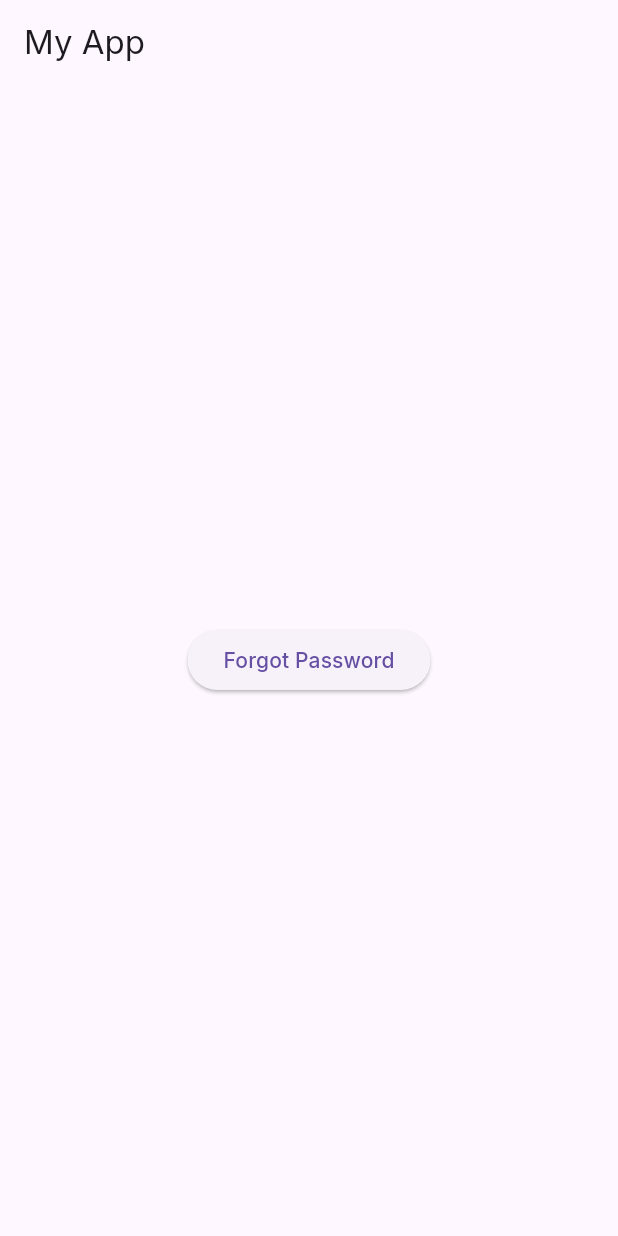
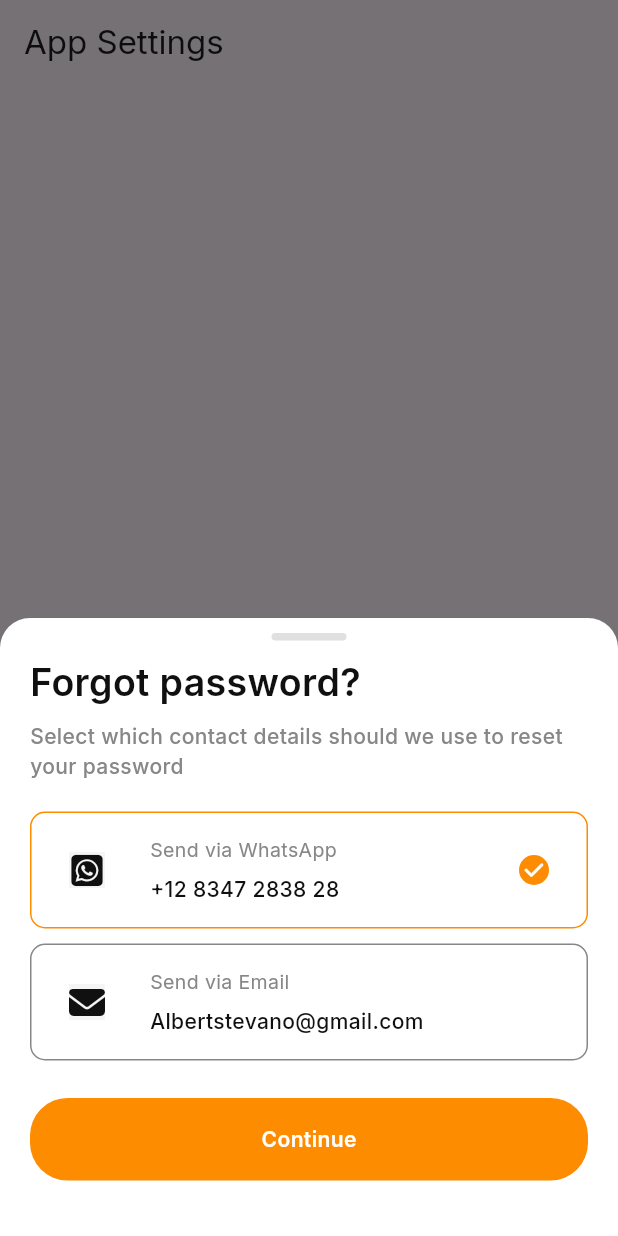
Before and after one commit to kelseafunwi/food_app, a Flutter app: the screen it shows after launch, after a tap on "Forgot Password", on a phone screen of 412 x 824 dp. Run offline on Flutter 3.47's test engine with Material 3 defaults, Android fonts, the phone set to English and light mode, and no system bars; our stand-ins replace font_awesome_flutter, get, google_fonts.

Commit message:
done with the bottom sheet for forgot password

```diff
--- /dev/null
+++ b/lib/controllers/reset_means_controller.dart
@@ -0,0 +1,40 @@
+import 'package:get/get.dart';
+import 'package:flutter/foundation.dart';
+
+class ResetMeansController extends GetxController {
+  var count = 0.obs;
+  var sendViaWhatsapp = true.obs;
+  var sendViaEmail = false.obs;
+
+  useEmail() {
+    sendViaEmail.value = true;
+    sendViaWhatsapp.value = false;
+    if (kDebugMode) {
+      print('switching to email');
+    }
+  }
+
+  useWhatsapp() {
+    sendViaEmail.value = false;
+    sendViaWhatsapp.value = true;
+    if (kDebugMode) {
+      print('switching to whatsapp');
+    }
+  }
+
+  @override
+  void onReady() {
+    super.onReady();
+    if (kDebugMode) {
+      print('Reset controller is ready');
+    }
+  }
+
+  @override
+  void onClose() {
+    super.onClose();
+    if (kDebugMode) {
+      print('Reset Controller disposed');
+    }
+  }
+}
--- a/lib/main.dart
+++ b/lib/main.dart
@@ -2,6 +2,7 @@ import 'package:flutter/material.dart';
 import 'package:food_app/constants/app_colors.dart';
 import 'package:food_app/controllers/onboarding_controller.dart';
 import 'package:food_app/controllers/password_reset_controller.dart';
+import 'package:food_app/controllers/reset_means_controller.dart';
 import 'package:food_app/routes/app_routes.dart';
 import 'package:food_app/views/screens/error_screen.dart';
 import 'package:get/get.dart';
@@ -10,6 +11,7 @@ import 'package:google_fonts/google_fonts.dart';
 void main() {
   Get.lazyPut(() => OnboardingController());
   Get.lazyPut(() => PasswordResetController());
+  Get.lazyPut(() => ResetMeansController());
   runApp(const MyApp());
 }
 
--- a/lib/routes/app_routes.dart
+++ b/lib/routes/app_routes.dart
@@ -1,6 +1,7 @@
 import 'package:food_app/bindings/dashboard_binding.dart';
 import 'package:food_app/bindings/home_binding.dart';
 import 'package:food_app/bindings/login_binding.dart';
+import 'package:food_app/views/screens/auth/email_verification.dart';
 import 'package:food_app/views/screens/auth/forgot_password.dart';
 import 'package:food_app/views/screens/auth/login_screen.dart';
 import 'package:food_app/views/screens/auth/signup_screen.dart';
@@ -20,6 +21,7 @@ class AppRoutes {
   static const String login = '/login';
   static const String signup = '/signup';
   static const String forgotPassword = '/forgot-password';
+  static const String emailVerification = '/email-verification';
 
   static const String dashboard = '/dashboard';
   static const String onboarding = '/onboarding';
@@ -53,6 +55,10 @@ class AppRoutes {
       page: () => const ForgotPassword(),
     ),
     GetPage(
+      name: emailVerification,
+      page: () => const EmailVerification(),
+    ),
+    GetPage(
       name: dashboard,
       page: () => const DashboardScreen(),
       binding: DashboardBinding(),
--- a/lib/views/screens/error_screen.dart
+++ b/lib/views/screens/error_screen.dart
@@ -6,7 +6,7 @@ class ErrorScreen extends StatelessWidget {
   @override
   Widget build(BuildContext context) {
     return const Scaffold(
-      body: Center(child: Text('Page not found!')),
+      body: SafeArea(child: Center(child: Text('Page not found!'))),
     );
   }
 }
--- a/lib/views/screens/settings_screen.dart
+++ b/lib/views/screens/settings_screen.dart
@@ -1,4 +1,5 @@
 import 'package:flutter/material.dart';
+import 'package:food_app/views/widgets/bottom_sheets/reset_password_bottom_sheet.dart';
 
 class SettingsScreen extends StatefulWidget {
   const SettingsScreen({super.key});
@@ -8,23 +9,42 @@ class SettingsScreen extends StatefulWidget {
 }
 
 class _SettingsScreenState extends State<SettingsScreen> {
+  void trigger() {
+    showModalBottomSheet(
+      context: context,
+      backgroundColor: Colors.white, // Customize background
+      shape: const RoundedRectangleBorder(
+        borderRadius: BorderRadius.vertical(
+          top: Radius.circular(20), // Rounded corners at the top
+        ),
+      ),
+      builder: (BuildContext context) {
+        return const ResetPasswordBottomSheet();
+      },
+    );
+  }
+
   @override
   Widget build(BuildContext context) {
     return Scaffold(
       appBar: AppBar(
-        title: const Text('My App'),
+        title: const Text('App Settings'),
       ),
-      body: Center(
+      body: SafeArea(
+        child: Center(
           child: Column(
             mainAxisAlignment: MainAxisAlignment.center,
             children: [
               ElevatedButton(
-              onPressed: () {},
+                onPressed: () {
+                  trigger();
+                },
                 child: const Text('Forgot Password'),
               ),
             ],
           ),
         ),
+      ),
     );
   }
 }
--- /dev/null
+++ b/lib/views/widgets/bottom_sheets/reset_password_bottom_sheet.dart
@@ -0,0 +1,108 @@
+import 'package:flutter/material.dart';
+import 'package:font_awesome_flutter/font_awesome_flutter.dart';
+import 'package:food_app/constants/app_colors.dart';
+import 'package:food_app/controllers/reset_means_controller.dart';
+import 'package:food_app/routes/app_routes.dart';
+import 'package:food_app/views/widgets/buttons/app_big_button.dart';
+import 'package:food_app/views/widgets/send_details.dart';
+import 'package:google_fonts/google_fonts.dart';
+import 'package:get/get.dart';
+
+class ResetPasswordBottomSheet extends StatefulWidget {
+  const ResetPasswordBottomSheet({super.key});
+
+  @override
+  State<ResetPasswordBottomSheet> createState() =>
+      _ResetPasswordBottomSheetState();
+}
+
+class _ResetPasswordBottomSheetState extends State<ResetPasswordBottomSheet> {
+  final ResetMeansController resetMeansController =
+      Get.put(ResetMeansController());
+
+  void sendResetCode() {
+    // send the code
+
+    Future.delayed(const Duration(seconds: 2), () {
+      Get.toNamed(AppRoutes.emailVerification);
+    });
+  }
+
+  @override
+  Widget build(BuildContext context) {
+    return Container(
+      height: MediaQuery.of(context).size.height * 0.5,
+      width: double.infinity,
+      padding: const EdgeInsets.symmetric(horizontal: 20),
+      child: Column(
+        mainAxisSize: MainAxisSize.min,
+        children: [
+          Container(
+            margin: const EdgeInsets.only(top: 10, bottom: 10), // Add spacing
+            width: 50,
+            height: 5,
+            decoration: BoxDecoration(
+              color: Colors.grey[300], // Light grey for the handle
+              borderRadius: BorderRadius.circular(10),
+            ),
+          ),
+          SingleChildScrollView(
+            child: Column(
+              crossAxisAlignment: CrossAxisAlignment.start,
+              mainAxisAlignment: MainAxisAlignment.spaceBetween,
+              children: [
+                Align(
+                  alignment: Alignment.topLeft,
+                  child: Text(
+                    "Forgot password?",
+                    textAlign: TextAlign.start,
+                    style: GoogleFonts.inter(
+                        textStyle: const TextStyle(
+                            fontSize: 25, fontWeight: FontWeight.w600)),
+                  ),
+                ),
+                const SizedBox(height: 8),
+                const Align(
+                  alignment: Alignment.topLeft,
+                  child: Text(
+                    "Select which contact details should we use to reset your password",
+                    style: TextStyle(
+                        color: AppColors.neutral60,
+                        fontWeight: FontWeight.w500),
+                  ),
+                ),
+                const SizedBox(height: 20),
+                Obx(
+                  () => GestureDetector(
+                    onTap: resetMeansController.useWhatsapp,
+                    child: SendDetails(
+                      iconData: FontAwesomeIcons.squareWhatsapp,
+                      sendMeans: "Send via WhatsApp",
+                      sendTo: "+12 8347 2838 28",
+                      active: resetMeansController.sendViaWhatsapp.value,
+                    ),
+                  ),
+                ),
+                const SizedBox(height: 10),
+                Obx(() => GestureDetector(
+                      onTap: resetMeansController.useEmail,
+                      child: SendDetails(
+                        sendMeans: "Send via Email",
+                        sendTo: "Albertstevano@gmail.com",
+                        iconData: FontAwesomeIcons.solidEnvelope,
+                        active: resetMeansController.sendViaEmail.value,
+                      ),
+                    )),
+                const SizedBox(height: 25),
+                AppBigButton(
+                  content: "Continue",
+                  onTap: sendResetCode,
+                ),
+              ],
+            ),
+          )
+        ],
+      ),
+    );
+  }
+}
--- /dev/null
+++ b/lib/views/widgets/send_details.dart
@@ -0,0 +1,75 @@
+import 'package:flutter/material.dart';
+import 'package:font_awesome_flutter/font_awesome_flutter.dart';
+import 'package:food_app/constants/app_colors.dart';
+import 'package:google_fonts/google_fonts.dart';
+
+class SendDetails extends StatelessWidget {
+  const SendDetails(
+      {super.key,
+      required this.iconData,
+      required this.sendMeans,
+      required this.sendTo,
+      required this.active});
+
+  final String sendMeans;
+  final String sendTo;
+  final bool active;
+  final IconData iconData;
+
+  @override
+  Widget build(BuildContext context) {
+    return Container(
+      padding: const EdgeInsets.symmetric(horizontal: 25, vertical: 15),
+      decoration: BoxDecoration(
+          border: Border.all(
+              color: active ? AppColors.primaryOrange : AppColors.neutral60),
+          borderRadius: const BorderRadius.all(Radius.circular(10))),
+      child: Row(
+        children: [
+          Container(
+            color: AppColors.neutral20,
+            child: Icon(
+              iconData,
+              color: AppColors.neutral100,
+              fill: 1.0,
+            ),
+          ),
+          const SizedBox(width: 30),
+          Expanded(
+              child: Column(
+            crossAxisAlignment: CrossAxisAlignment.start,
+            children: [
+              Text(
+                sendMeans,
+                style: GoogleFonts.inter(
+                    textStyle: const TextStyle(
+                        color: AppColors.neutral60, fontSize: 13)),
+              ),
+              const SizedBox(height: 7),
+              Text(
+                sendTo,
+                style: GoogleFonts.inter(
+                    textStyle: const TextStyle(
+                        color: AppColors.neutral100,
+                        fontWeight: FontWeight.w500)),
+              ),
+            ],
+          )),
+          if (active)
+            Container(
+                height: 20,
+                width: 20,
+                decoration: const BoxDecoration(
+                  shape: BoxShape.circle,
+                  color: AppColors.primaryOrange,
+                ),
+                child: const Icon(
+                  FontAwesomeIcons.check,
+                  color: Colors.white,
+                  size: 14,
+                ))
+        ],
+      ),
+    );
+  }
+}
```
Also changed, not shown: lib/views/screens/auth/email_verification.dart (added, +235 -0 lines), lib/views/widgets/continue_button.dart (deleted, +0 -24 lines), lib/views/widgets/forgot_password_text.dart (deleted, +0 -23 lines). Lines whose indentation alone changed are shown as unchanged.
